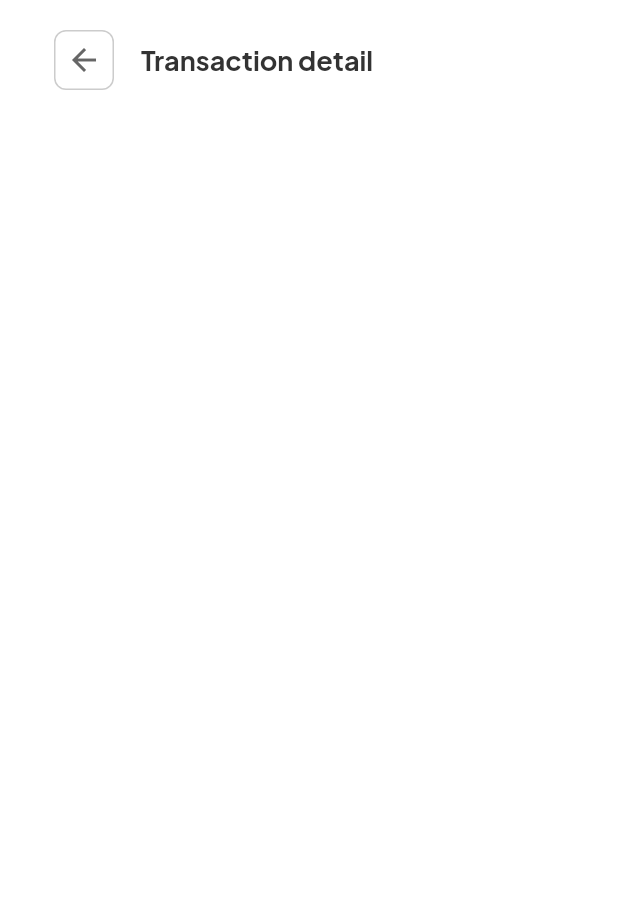
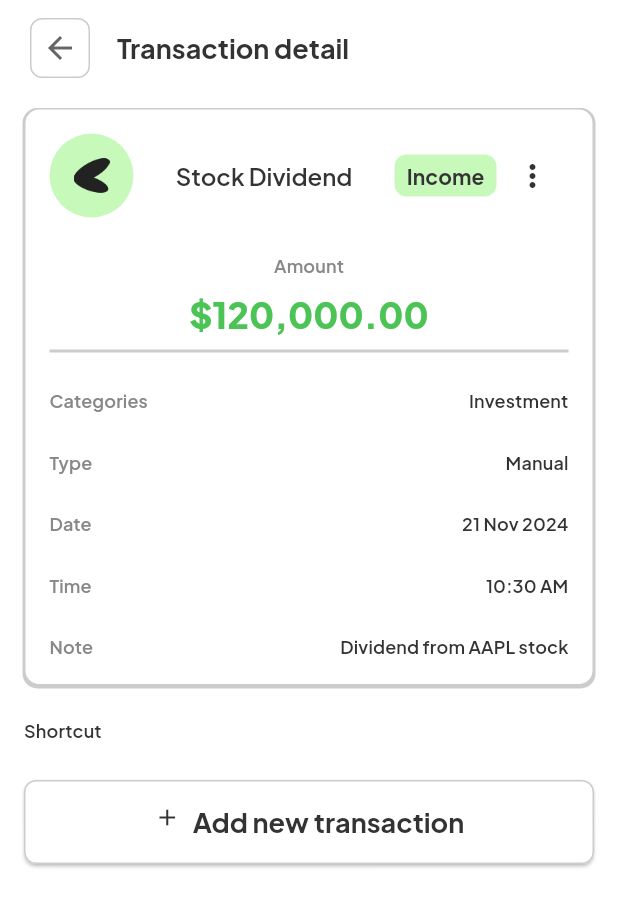
Before and after one commit to Sipoufo/moneytracker, a Flutter app: the TransactionDetail screen opened by its route, on a phone screen of 412 x 824 dp. Shown: the top 907 px of the screen. Run offline on Flutter 3.47's test engine with Material 3 defaults, Android fonts, the phone set to English and light mode, and no system bars; our stand-ins replace flutter_bloc, get_it, hive_flutter, smooth_page_indicator; accounts and stored records are empty; generated files the repository leaves out were written again.

Commit message:
feat: end with transaction detail

```diff
--- a/lib/core/utils/constants/icons.util.dart
+++ b/lib/core/utils/constants/icons.util.dart
@@ -158,4 +158,17 @@ class IconsUtils {
       ),
     );
   }
+
+  // Option icon
+  static IconButtonWidget option({
+    required BuildContext context,
+    required VoidCallback onTap,
+    bool isActive = false,
+  }) {
+    return IconButtonWidget(
+      onTap: onTap,
+      color: Theme.of(context).colorScheme.surface,
+      icon: Icons.more_vert_outlined,
+    );
+  }
 }
--- a/lib/core/utils/formatters/formatter.dart
+++ b/lib/core/utils/formatters/formatter.dart
@@ -4,6 +4,11 @@ class FormatterUtils {
   static String formatDate({DateTime? date}) {
     date ??= DateTime.now();
     return DateFormat('dd MMM yyyy').format(date); // Customize the date format as needed
+  }
+
+  static String formatTime({DateTime? date}) {
+    date ??= DateTime.now();
+    return DateFormat('h:mm aaa').format(date); // Customize the date format as needed
   }
 
   static String formatCurrency(double amount) {
--- a/lib/core/utils/theme/theme.util.dart
+++ b/lib/core/utils/theme/theme.util.dart
@@ -14,6 +14,8 @@ class ThemeUtil {
       secondary: ColorsUtils.grayscale_gray_light_gray,
       secondaryContainer: ColorsUtils.grayscale_white_dark_white,
       tertiary: ColorsUtils.grayscale_gray_shaded_gray,
+      tertiaryContainer: ColorsUtils.grayscale_gray_tinded_gray,
+      surface: ColorsUtils.text_black,
     ),
     textTheme: TextThemeUtils.lightTextTheme,
   );
@@ -29,6 +31,8 @@ class ThemeUtil {
       secondary: ColorsUtils.grayscale_gray_dark_gray,
       secondaryContainer: ColorsUtils.grayscale_gray_dark_gray,
       tertiary: ColorsUtils.grayscale_white_white,
+      tertiaryContainer: ColorsUtils.grayscale_gray_pale_gray,
+      surface: ColorsUtils.text_white,
     ),
     textTheme: TextThemeUtils.darkTextTheme,
   );
--- a/lib/core/utils/theme/widgets_themes/text_theme.dart
+++ b/lib/core/utils/theme/widgets_themes/text_theme.dart
@@ -19,6 +19,8 @@ class TextThemeUtils {
     bodyLarge: TypographiesUtils.body_1.copyWith(color: ColorsUtils.text_white),
     bodyMedium: TypographiesUtils.body_2.copyWith(color: ColorsUtils.text_white),
     bodySmall: TypographiesUtils.body_3.copyWith(color: ColorsUtils.text_white),
+
+    displayLarge: TypographiesUtils.body_4.copyWith(color: ColorsUtils.text_white),
   );
 
   /// Customizable Dark Text Theme
@@ -34,5 +36,7 @@ class TextThemeUtils {
     bodyLarge: TypographiesUtils.body_1.copyWith(color: ColorsUtils.text_black),
     bodyMedium: TypographiesUtils.body_2.copyWith(color: ColorsUtils.text_black),
     bodySmall: TypographiesUtils.body_3.copyWith(color: ColorsUtils.text_black),
+
+    displayLarge: TypographiesUtils.body_4.copyWith(color: ColorsUtils.text_black),
   );
 }
--- a/lib/core/widgets/button.widget.dart
+++ b/lib/core/widgets/button.widget.dart
@@ -7,28 +7,44 @@ class ButtonWidget extends StatelessWidget {
     super.key,
     required this.title,
     required this.onTap,
+    required this.padding,
+    required this.color,
+    this.border = BorderSide. none,
+    this.icon,
   });
 
   final String title;
   final VoidCallback onTap;
+  final EdgeInsetsGeometry padding;
+  final Color color;
+  final Icon? icon;
+  final BorderSide border;
 
   @override
   Widget build(BuildContext context) {
     return Container(
-      padding: const EdgeInsets.all(SizeUtil.defaultSpace),
+      padding: padding,
       width: double.infinity,
       child: ElevatedButton(
         onPressed: onTap,
         style: ElevatedButton.styleFrom(
-          backgroundColor: ColorsUtils.primary_5,
+          backgroundColor: color,
           padding: const EdgeInsets.all(16.0),
           shape: RoundedRectangleBorder(
             borderRadius: BorderRadius.circular(SizeUtil.borderRadiusMd),
+            side: border,
           ),
         ),
-        child: Text(
-          title,
-          style: Theme.of(context).textTheme.headlineSmall,
+        child: Wrap(
+          alignment: WrapAlignment.center,
+          spacing: 8.0,
+          children: [
+            icon ?? const SizedBox(),
+            Text(
+              title,
+              style: Theme.of(context).textTheme.headlineSmall,
+            ),
+          ],
         ),
       ),
     );
--- /dev/null
+++ b/lib/core/widgets/tag.widget.dart
@@ -0,0 +1,34 @@
+import 'package:flutter/material.dart';
+import 'package:moneytracker/core/utils/constants/colors.util.dart';
+import 'package:moneytracker/core/utils/constants/size.util.dart';
+
+class TagWidget extends StatelessWidget {
+  const TagWidget({
+    super.key,
+    required this.name,
+    required this.backgroundColor,
+    required this.textStyle,
+  });
+
+  final String name;
+  final Color backgroundColor;
+
+  final TextStyle? textStyle;
+
+  @override
+  Widget build(BuildContext context) {
+    return Container(
+      padding: const EdgeInsets.symmetric(
+          horizontal: SizeUtil.sm, vertical: SizeUtil.xs),
+      decoration: BoxDecoration(
+        borderRadius: BorderRadius.circular(SizeUtil.borderRadiusMd),
+        color: backgroundColor,
+      ),
+      child: Text(
+        name,
+        textAlign: TextAlign.center,
+        style: textStyle,
+      ),
+    );
+  }
+}
--- a/lib/features/home/presentation/widgets/header_home.widget.dart
+++ b/lib/features/home/presentation/widgets/header_home.widget.dart
@@ -10,7 +10,7 @@ class HeaderHomeWidget extends StatelessWidget {
   @override
   Widget build(BuildContext context) {
     return Padding(
-      padding: const EdgeInsets.symmetric(horizontal: SizeUtil.spaceBtwItems_2),
+      padding: const EdgeInsets.all(SizeUtil.md, ),
       child: Row(
         mainAxisAlignment: MainAxisAlignment.spaceBetween,
         children: [
--- a/lib/features/navigation/page/navigation.dart
+++ b/lib/features/navigation/page/navigation.dart
@@ -1,6 +1,5 @@
 import 'package:flutter/material.dart';
 import 'package:flutter_bloc/flutter_bloc.dart';
-import 'package:moneytracker/core/utils/constants/colors.util.dart';
 import 'package:moneytracker/core/utils/constants/icons.util.dart';
 import 'package:moneytracker/core/utils/constants/size.util.dart';
 import 'package:moneytracker/features/home/presentation/pages/home.dart';
--- a/lib/features/onboarding/widgets/onboarding_navigation.widget.dart
+++ b/lib/features/onboarding/widgets/onboarding_navigation.widget.dart
@@ -45,6 +45,8 @@ class OnBoardingNavigation extends StatelessWidget {
             onTap: currentPageIndex == 2
                 ? () => Navigator.pushNamed(context, "/navigation")
                 : onTapNextButton,
+            padding: const EdgeInsets.all(SizeUtil.defaultSpace),
+            color: ColorsUtils.primary_5,
           ),
         ],
       ),
--- a/lib/features/onboarding/widgets/onboarding_page.widget.dart
+++ b/lib/features/onboarding/widgets/onboarding_page.widget.dart
@@ -1,7 +1,6 @@
 import 'package:flutter/material.dart';
 import 'package:moneytracker/core/utils/constants/size.util.dart';
 import 'package:moneytracker/core/utils/device/device.util.dart';
-import 'package:flutter_gen/gen_l10n/app_localizations.dart';
 
 class OnBoardingPage extends StatelessWidget {
   const OnBoardingPage({
--- a/lib/features/transaction/presentation/pages/transaction_detail.dart
+++ b/lib/features/transaction/presentation/pages/transaction_detail.dart
@@ -1,6 +1,8 @@
 import 'package:flutter/material.dart';
 import 'package:moneytracker/core/utils/constants/size.util.dart';
 import 'package:moneytracker/features/transaction/presentation/widgets/header_transaction_detail.widget.dart';
+import 'package:moneytracker/features/transaction/presentation/widgets/shortcut.widget.dart';
+import 'package:moneytracker/features/transaction/presentation/widgets/transaction_resume.widget.dart';
 
 class TransactionDetail extends StatefulWidget {
   const TransactionDetail({super.key});
@@ -18,13 +20,26 @@ class _TransactionDetailState extends State<TransactionDetail> {
         child: Padding(
           padding: EdgeInsets.symmetric(
             horizontal: SizeUtil.md,
-            vertical: SizeUtil.md,
           ),
           child: Column(
             crossAxisAlignment: CrossAxisAlignment.start,
             children: [
               // Header of transaction detail page
               HeaderTransactionDetailWidget(),
+
+              Expanded(
+                child: SingleChildScrollView(
+                  child: Column(
+                    children: [
+                      // Transaction resume
+                      TransactionResumeWidget(),
+
+                      // Shortcut
+                      ShortcutWidget(),
+                    ],
+                  ),
+                ),
+              ),
             ],
           ),
         ),
--- a/lib/features/transaction/presentation/widgets/header_transaction_detail.widget.dart
+++ b/lib/features/transaction/presentation/widgets/header_transaction_detail.widget.dart
@@ -1,5 +1,4 @@
 import 'package:flutter/material.dart';
-import 'package:moneytracker/core/utils/constants/colors.util.dart';
 import 'package:moneytracker/core/utils/constants/icons.util.dart';
 import 'package:flutter_gen/gen_l10n/app_localizations.dart';
 import 'package:moneytracker/core/utils/constants/size.util.dart';
@@ -10,12 +9,12 @@ class HeaderTransactionDetailWidget extends StatelessWidget {
   @override
   Widget build(BuildContext context) {
     return Padding(
-      padding: const EdgeInsets.symmetric(horizontal: SizeUtil.spaceBtwItems_2),
+      padding: const EdgeInsets.symmetric(vertical: SizeUtil.sm),
       child: Row(
         mainAxisAlignment: MainAxisAlignment.start,
         children: [
           // Back button
-          IconsUtils.back(context: context, onTap: () => Navigator.pop),
+          IconsUtils.back(context: context, onTap: () => Navigator.pop(context)),
 
           const SizedBox(width: SizeUtil.spaceBtwItems,),
 
--- /dev/null
+++ b/lib/features/transaction/presentation/widgets/shortcut.widget.dart
@@ -0,0 +1,39 @@
+import 'package:flutter/material.dart';
+import 'package:moneytracker/core/utils/constants/size.util.dart';
+import 'package:flutter_gen/gen_l10n/app_localizations.dart';
+import 'package:moneytracker/core/widgets/button.widget.dart';
+
+class ShortcutWidget extends StatelessWidget {
+  const ShortcutWidget({super.key});
+
+  @override
+  Widget build(BuildContext context) {
+    return Container(
+      margin: const EdgeInsets.symmetric(vertical: SizeUtil.spaceBtwItems),
+      child: Column(
+        crossAxisAlignment: CrossAxisAlignment.start,
+        children: [
+          Text(
+            AppLocalizations.of(context).shortcut,
+            textAlign: TextAlign.start,
+            style: Theme.of(context).textTheme.titleSmall,
+          ),
+
+          ButtonWidget(
+            title: AppLocalizations.of(context).addNewTransaction,
+            onTap: () {},
+            padding: const EdgeInsets.symmetric(vertical: SizeUtil.defaultSpace),
+            icon: Icon(
+              Icons.add,
+              color: Theme.of(context).colorScheme.surface,
+            ),
+            color: Theme.of(context).colorScheme.primaryContainer,
+            border: BorderSide(
+              color: Theme.of(context).colorScheme.secondaryContainer,
+            ),
+          ),
+        ],
+      ),
+    );
+  }
+}
--- /dev/null
+++ b/lib/features/transaction/presentation/widgets/transaction_resume.widget.dart
@@ -0,0 +1,303 @@
+import 'package:flutter/material.dart';
+import 'package:moneytracker/core/utils/constants/colors.util.dart';
+import 'package:moneytracker/core/utils/constants/icons.util.dart';
+import 'package:moneytracker/core/utils/formatters/formatter.dart';
+import 'package:moneytracker/core/widgets/tag.widget.dart';
+import 'package:flutter_gen/gen_l10n/app_localizations.dart';
+import 'package:moneytracker/core/utils/constants/size.util.dart';
+
+class TransactionResumeWidget extends StatelessWidget {
+  const TransactionResumeWidget({
+    super.key,
+  });
+
+  @override
+  Widget build(BuildContext context) {
+    return Container(
+      margin: const EdgeInsets.symmetric(vertical: SizeUtil.sm),
+      padding: const EdgeInsets.all(SizeUtil.md),
+      decoration: BoxDecoration(
+        borderRadius: BorderRadius.circular(10.0),
+        border: Border.all(
+          color: Theme.of(context).colorScheme.secondaryContainer,
+        ),
+        color: Theme.of(context).colorScheme.primaryContainer,
+        boxShadow: [
+          BoxShadow(
+            color: Theme.of(context).colorScheme.secondaryContainer,
+            spreadRadius: 1,
+            blurRadius: 0,
+            offset: const Offset(0, 1),
+          ),
+        ],
+      ),
+      child: Column(
+        crossAxisAlignment: CrossAxisAlignment.center,
+        children: [
+          // Header
+          Row(
+            mainAxisAlignment: MainAxisAlignment.spaceBetween,
+            children: [
+              // Left part
+              Expanded(
+                child: Row(
+                  children: [
+                    Container(
+                      padding: const EdgeInsets.all(SizeUtil.md),
+                      decoration: const BoxDecoration(
+                        shape: BoxShape.circle,
+                        color: ColorsUtils.primary_2,
+                      ),
+                      child: Container(
+                        width: SizeUtil.defaultSpace,
+                        height: SizeUtil.defaultSpace,
+                        decoration: const BoxDecoration(
+                          image: DecorationImage(
+                            image: AssetImage("assets/pictures/logo/logo.png"),
+                            alignment: Alignment.center,
+                            fit: BoxFit.contain,
+                          ),
+                        ),
+                      ),
+                    ),
+                    const SizedBox(
+                      width: SizeUtil.sm,
+                    ),
+                    Expanded(
+                      flex: 1,
+                      child: Text(
+                        "Stock Dividend",
+                        textAlign: TextAlign.center,
+                        style: Theme.of(context).textTheme.titleLarge,
+                      ),
+                    ),
+                    const SizedBox(
+                      width: SizeUtil.sm,
+                    ),
+                    TagWidget(
+                      name: AppLocalizations.of(context).income,
+                      textStyle: Theme.of(context).textTheme.labelLarge!.copyWith(
+                            color: ColorsUtils.text_black,
+                            fontWeight: FontWeight.w700,
+                          ),
+                      backgroundColor: ColorsUtils.primary_2,
+                    )
+                  ],
+                ),
+              ),
+              // Dots part
+              IconsUtils.option(context: context, onTap: () {}),
+            ],
+          ),
+
+          const SizedBox(
+            height: SizeUtil.defaultSpace,
+          ),
+
+          // Amount
+          Wrap(
+            spacing: SizeUtil.sm,
+            direction: Axis.vertical,
+            crossAxisAlignment: WrapCrossAlignment.center,
+            children: [
+              Text(
+                AppLocalizations.of(context).amount,
+                textAlign: TextAlign.center,
+                style: Theme.of(context).textTheme.titleSmall?.copyWith(
+                  color: Theme.of(context).colorScheme.tertiaryContainer,
+                ),
+              ),
+              Text(
+                FormatterUtils.formatCurrency(120000),
+                textAlign: TextAlign.center,
+                style: Theme.of(context).textTheme.headlineMedium!.copyWith(
+                  color: ColorsUtils.primary_5,
+                ),
+              ),
+            ],
+          ),
+
+          // Separator
+          Container(
+            margin: const EdgeInsets.only(top: SizeUtil.sm),
+            decoration: BoxDecoration(
+              border: Border.all(
+                color: Theme.of(context).colorScheme.secondaryContainer,
+              ),
+            ),
+          ),
+
+          // Spacing
+          const SizedBox(
+            height: SizeUtil.defaultSpace,
+          ),
+
+          // Categories
+          Row(
+            mainAxisAlignment: MainAxisAlignment.spaceBetween,
+            children: [
+              Expanded(
+                child: Text(
+                  AppLocalizations.of(context).categories,
+                  textAlign: TextAlign.start,
+                  style: Theme.of(context).textTheme.titleSmall?.copyWith(
+                    color: Theme.of(context).colorScheme.tertiaryContainer,
+                  ),
+                ),
+              ),
+
+              // Spacing
+              const SizedBox(
+                width: SizeUtil.sm,
+              ),
+
+              Expanded(
+                child: Text(
+                  "Investment",
+                  textAlign: TextAlign.end,
+                  style: Theme.of(context).textTheme.titleSmall,
+                ),
+              ),
+            ],
+          ),
+
+          // Spacing
+          const SizedBox(
+            height: SizeUtil.defaultSpace,
+          ),
+
+          // Categories
+          Row(
+            mainAxisAlignment: MainAxisAlignment.spaceBetween,
+            children: [
+              Expanded(
+                child: Text(
+                  AppLocalizations.of(context).type,
+                  textAlign: TextAlign.start,
+                  style: Theme.of(context).textTheme.titleSmall?.copyWith(
+                    color: Theme.of(context).colorScheme.tertiaryContainer,
+                  ),
+                ),
+              ),
+
+              // Spacing
+              const SizedBox(
+                width: SizeUtil.sm,
+              ),
+
+              Expanded(
+                child: Text(
+                  "Manual",
+                  textAlign: TextAlign.end,
+                  style: Theme.of(context).textTheme.titleSmall,
+                ),
+              ),
+            ],
+          ),
+
+          // Spacing
+          const SizedBox(
+            height: SizeUtil.defaultSpace,
+          ),
+
+          // Categories
+          Row(
+            mainAxisAlignment: MainAxisAlignment.spaceBetween,
+            children: [
+              Expanded(
+                child: Text(
+                  AppLocalizations.of(context).date,
+                  textAlign: TextAlign.start,
+                  style: Theme.of(context).textTheme.titleSmall?.copyWith(
+                    color: Theme.of(context).colorScheme.tertiaryContainer,
+                  ),
+                ),
+              ),
+
+              // Spacing
+              const SizedBox(
+                width: SizeUtil.sm,
+              ),
+
+              Expanded(
+                child: Text(
+                  FormatterUtils.formatDate(),
+                  textAlign: TextAlign.end,
+                  style: Theme.of(context).textTheme.titleSmall,
+                ),
+              ),
+            ],
+          ),
+
+          // Spacing
+          const SizedBox(
+            height: SizeUtil.defaultSpace,
+          ),
+
+          // Categories
+          Row(
+            mainAxisAlignment: MainAxisAlignment.spaceBetween,
+            children: [
+              Expanded(
+                child: Text(
+                  AppLocalizations.of(context).time,
+                  textAlign: TextAlign.start,
+                  style: Theme.of(context).textTheme.titleSmall?.copyWith(
+                    color: Theme.of(context).colorScheme.tertiaryContainer,
+                  ),
+                ),
+              ),
+
+              // Spacing
+              const SizedBox(
+                width: SizeUtil.sm,
+              ),
+
+              Expanded(
+                child: Text(
+                  FormatterUtils.formatTime(),
+                  textAlign: TextAlign.end,
+                  style: Theme.of(context).textTheme.titleSmall,
+                ),
+              ),
+            ],
+          ),
+
+          // Spacing
+          const SizedBox(
+            height: SizeUtil.defaultSpace,
+          ),
+
+          // Categories
+          Row(
+            mainAxisAlignment: MainAxisAlignment.spaceBetween,
+            children: [
+              Expanded(
+                child: Text(
+                  AppLocalizations.of(context).note,
+                  textAlign: TextAlign.start,
+                  style: Theme.of(context).textTheme.titleSmall?.copyWith(
+                    color: Theme.of(context).colorScheme.tertiaryContainer,
+                  ),
+                ),
+              ),
+
+              // Spacing
+              const SizedBox(
+                width: SizeUtil.sm,
+              ),
+
+              Expanded(
+                child: Text(
+                  "Dividend from AAPL stock",
+                  textAlign: TextAlign.end,
+                  style: Theme.of(context).textTheme.titleSmall,
+                ),
+              ),
+            ],
+          ),
+        ],
+      ),
+    );
+  }
+}
--- a/lib/l10n/app_en.arb
+++ b/lib/l10n/app_en.arb
@@ -7,6 +7,7 @@
     "tContinue": "Continue",
     "seeMore": "See more",
     "shortcut": "Shortcut",
+    "amount": "Amount",
 
     "onBoardingTitle1": "Take Control of Your Finances",
     "onBoardingTitle2": "Budgeting Made Simple",
@@ -28,6 +29,8 @@
     "vehicle": "Vehicle",
 
     "transactionDetail": "Transaction detail",
+
+    "categories": "Categories",
     "type": "Type",
     "date": "Date",
     "time": "Time",
--- a/lib/l10n/app_fr.arb
+++ b/lib/l10n/app_fr.arb
@@ -7,6 +7,7 @@
     "tContinue" : "Continue",
     "seeMore": "Voir plus",
     "shortcut": "Raccourci",
+    "amount": "Montant",
 
     "onBoardingTitle1" : "Controllez tes finances",
     "onBoardingTitle2" : "Budgétisez en toute simplicité",
```
Also changed, not shown: 1 other file.
